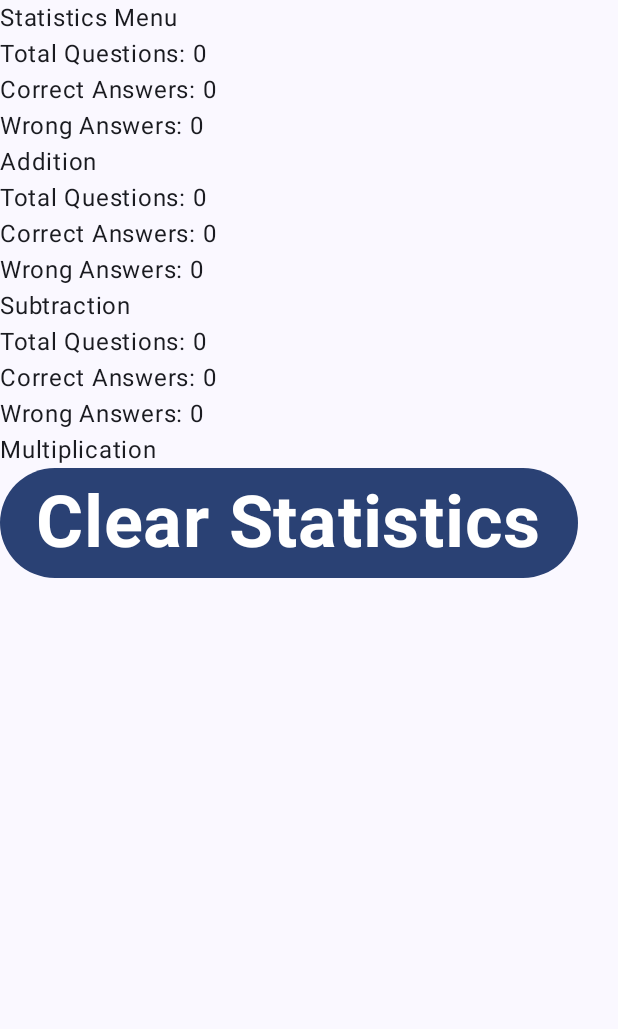
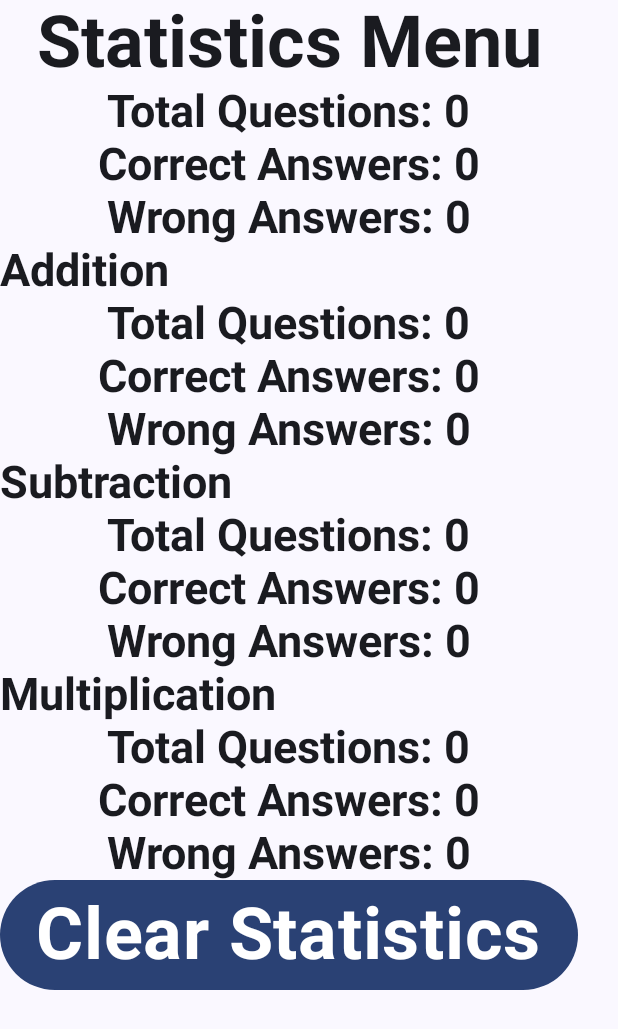
Before and after one commit to julianjohnson10/MathPlus, an Android app built with Jetpack Compose: the composable StatisticsMenu shown on its own in the app's theme, on a phone screen of 412 x 824 dp. Shown: the top 1029 px of the screen. Run offline under Robolectric (Android 15) with nearby library versions, the phone set to English and light mode, and no system bars; our stand-ins replace Room's generated code, livedata-compose.

Commit message:
bug fixes

```diff
--- a/app/src/main/java/com/vision19/mathplus/DatabaseMigrations.kt
+++ b/app/src/main/java/com/vision19/mathplus/DatabaseMigrations.kt
@@ -4,7 +4,7 @@ import androidx.sqlite.db.SupportSQLiteDatabase
 // DatabaseMigrations.kt
 
 val MIGRATION_1_2 = object : Migration(1, 2) {
-    override fun migrate(database: SupportSQLiteDatabase) {
-        database.execSQL("ALTER TABLE user_answers ADD COLUMN questionType TEXT NOT NULL DEFAULT ''")
+    override fun migrate(db: SupportSQLiteDatabase) {
+        db.execSQL("ALTER TABLE user_answers ADD COLUMN questionType TEXT NOT NULL DEFAULT ''")
     }
 }
--- a/app/src/main/java/com/vision19/mathplus/StatisticsMenu.kt
+++ b/app/src/main/java/com/vision19/mathplus/StatisticsMenu.kt
@@ -3,10 +3,13 @@ package com.vision19.mathplus
 import androidx.compose.foundation.layout.Box
 import androidx.compose.foundation.layout.Column
 import androidx.compose.material3.Button
+import androidx.compose.material3.MaterialTheme
 import androidx.compose.material3.Text
 import androidx.compose.runtime.Composable
+import androidx.compose.runtime.livedata.observeAsState
+import androidx.compose.ui.Alignment
+import androidx.compose.ui.Modifier
 import androidx.navigation.NavController
-import androidx.compose.runtime.livedata.observeAsState
 
 @Composable
 fun StatisticsMenu(navController: NavController, userAnswerViewModel: UserAnswerViewModel) {
@@ -14,52 +17,94 @@ fun StatisticsMenu(navController: NavController, userAnswerViewModel: UserAnswer
 
     Box {
         Column {
-            Text(text = "Statistics Menu")
+            Text(
+                text = "Statistics Menu",
+                style = MaterialTheme.typography.labelLarge,
+                modifier = Modifier.align(Alignment.CenterHorizontally)
+                )
 
             val totalQuestions = userAnswers?.size ?: 0
-            Text(text = "Total Questions: $totalQuestions")
+
+            Text(
+                text = "Total Questions: $totalQuestions",
+                style = MaterialTheme.typography.labelMedium,
+                modifier = Modifier.align(Alignment.CenterHorizontally)
+            )
             val correctAnswers = userAnswers?.filter { it.isCorrect }?.size ?: 0
             val wrongAnswers = userAnswers?.filter { !it.isCorrect }?.size ?: 0
-            Text(text = "Correct Answers: $correctAnswers")
-            Text(text = "Wrong Answers: $wrongAnswers")
+            Text(
+                text = "Correct Answers: $correctAnswers",
+                style = MaterialTheme.typography.labelMedium,
+                modifier = Modifier.align(Alignment.CenterHorizontally)
+            )
+            Text(
+                text = "Wrong Answers: $wrongAnswers",
+                style = MaterialTheme.typography.labelMedium,
+                modifier = Modifier.align(Alignment.CenterHorizontally)
+            )
+            Text(text = "Addition", style = MaterialTheme.typography.labelMedium)
 
-            Text(text = "Addition")
             val additionQuestions = userAnswers?.filter { it.questionType == "addition" }?.size ?: 0
             val additionCorrectAnswers = userAnswers?.filter { it.questionType == "addition" && it.isCorrect }?.size ?: 0
             val additionWrongAnswers = userAnswers?.filter { it.questionType == "addition" && !it.isCorrect }?.size ?: 0
-            Text(text = "Total Questions: $additionQuestions")
-            Text(text = "Correct Answers: $additionCorrectAnswers")
-            Text(text = "Wrong Answers: $additionWrongAnswers")
+            Text(
+                text = "Total Questions: $additionQuestions",
+                style = MaterialTheme.typography.labelMedium,
+                modifier = Modifier.align(Alignment.CenterHorizontally)
+            )
+            Text(
+                text = "Correct Answers: $additionCorrectAnswers",
+                style = MaterialTheme.typography.labelMedium,
+                modifier = Modifier.align(Alignment.CenterHorizontally)
+            )
+            Text(
+                text = "Wrong Answers: $additionWrongAnswers",
+                style = MaterialTheme.typography.labelMedium,
+                modifier = Modifier.align(Alignment.CenterHorizontally)
+            )
 
-            Text(text = "Subtraction")
+            Text(text = "Subtraction", style = MaterialTheme.typography.labelMedium)
             val subtractionQuestions = userAnswers?.filter { it.questionType == "subtraction" }?.size ?: 0
             val subtractionCorrectAnswers = userAnswers?.filter { it.questionType == "subtraction" && it.isCorrect }?.size ?: 0
             val subtractionWrongAnswers = userAnswers?.filter { it.questionType == "subtraction" && !it.isCorrect }?.size ?: 0
-            Text(text = "Total Questions: $subtractionQuestions")
-            Text(text = "Correct Answers: $subtractionCorrectAnswers")
-            Text(text = "Wrong Answers: $subtractionWrongAnswers")
-            Text(text = "Multiplication")
+            Text(text = "Total Questions: $subtractionQuestions",
+                style = MaterialTheme.typography.labelMedium,
+                modifier = Modifier.align(Alignment.CenterHorizontally)
+            )
+
+            Text(text = "Correct Answers: $subtractionCorrectAnswers",
+                style = MaterialTheme.typography.labelMedium,
+                modifier = Modifier.align(Alignment.CenterHorizontally)
+            )
+            Text(text = "Wrong Answers: $subtractionWrongAnswers",
+                style = MaterialTheme.typography.labelMedium,
+                modifier = Modifier.align(Alignment.CenterHorizontally)
+            )
+            Text(text = "Multiplication", style = MaterialTheme.typography.labelMedium)
+
+            val multiplicationQuestions = userAnswers?.filter { it.questionType == "multiplication" }?.size ?: 0
+            val multiplicationCorrectAnswers = userAnswers?.filter { it.questionType == "multiplication" && it.isCorrect }?.size ?: 0
+            val multiplicationWrongAnswers = userAnswers?.filter { it.questionType == "multiplication" && !it.isCorrect }?.size ?: 0
+
+            Text(text = "Total Questions: $multiplicationQuestions",
+                style = MaterialTheme.typography.labelMedium,
+                modifier = Modifier.align(Alignment.CenterHorizontally)
+            )
+            Text(text = "Correct Answers: $multiplicationCorrectAnswers",
+                style = MaterialTheme.typography.labelMedium,
+                modifier = Modifier.align(Alignment.CenterHorizontally)
+            )
+            Text(text = "Wrong Answers: $multiplicationWrongAnswers",
+                style = MaterialTheme.typography.labelMedium,
+                modifier = Modifier.align(Alignment.CenterHorizontally)
+            )
 
             //Add a button to clear the statistics
             Button(onClick = {
-                userAnswerViewModel.deleteAll()
+                userAnswerViewModel.deleteAll() // Delete all user answers
             }) {
-                Text(text = "Clear Statistics")
+                Text(text = "Clear Statistics",)
             }
-
-//            Text(text = "Division")
-
-
-//            // Display the list of user answers
-//            if (userAnswers != null && userAnswers.isNotEmpty()) {
-//                LazyColumn {
-//                    items(userAnswers) { answer ->/
-//                        Text(text = answer.toString())  // You can modify this to display relevant info
-//                    }
-//                }
-//            } else {
-//                Text(text = "No answers available")
-//            }
         }
     }
 }
```
Also changed, not shown: app/src/main/java/com/vision19/mathplus/EnhancedStatisticsMenu.kt (added, +90 -0 lines), app/src/main/java/com/vision19/mathplus/StartScreen.kt (+26 -5 lines).
